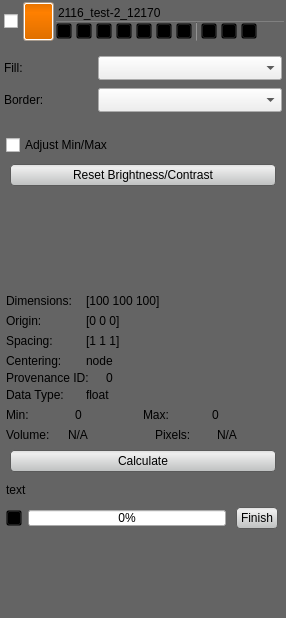
Qt form src/Interface/Application/LayerWidget.ui (rblake/seg3d2) before a commit.
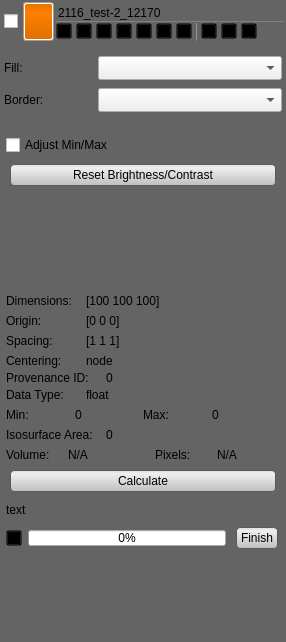
The same form after that commit. Icons and pictures are not drawn. Custom widgets are drawn as their Qt base class.

Commit message: Fixed a possible crash bug in the DatabaseManager. Display warning messages in the status bar. Added code to compute isosurface area. Fixed some compiler warnings in MRCLayerExporter. Fixed a bug in the ToolManager where old active tool information tool is not reset when creating new project.

Patch:
```diff
--- a/src/Interface/Application/LayerWidget.ui
+++ b/src/Interface/Application/LayerWidget.ui
@@ -7,7 +7,7 @@
     <x>0</x>
     <y>0</y>
     <width>286</width>
-    <height>618</height>
+    <height>642</height>
    </rect>
   </property>
   <property name="mouseTracking">
@@ -1652,6 +1652,50 @@
               </layout>
              </widget>
             </item>
+            <item>
+             <widget class="QWidget" name="isosurface_area_widget_" native="true">
+              <property name="minimumSize">
+               <size>
+                <width>0</width>
+                <height>20</height>
+               </size>
+              </property>
+              <property name="maximumSize">
+               <size>
+                <width>16777215</width>
+                <height>20</height>
+               </size>
+              </property>
+              <layout class="QHBoxLayout" name="horizontalLayout_26">
+               <property name="spacing">
+                <number>0</number>
+               </property>
+               <property name="margin">
+                <number>0</number>
+               </property>
+               <item>
+                <widget class="QLabel" name="label_4">
+                 <property name="maximumSize">
+                  <size>
+                   <width>100</width>
+                   <height>16777215</height>
+                  </size>
+                 </property>
+                 <property name="text">
+                  <string>Isosurface Area:</string>
+                 </property>
+                </widget>
+               </item>
+               <item>
+                <widget class="QLabel" name="isosurface_area_">
+                 <property name="text">
+                  <string>0</string>
+                 </property>
+                </widget>
+               </item>
+              </layout>
+             </widget>
+            </item>
             <item>
              <widget class="QWidget" name="mask_volume_widget_" native="true">
               <layout class="QVBoxLayout" name="verticalLayout_16">
```
The commit also changes 12 other files.
